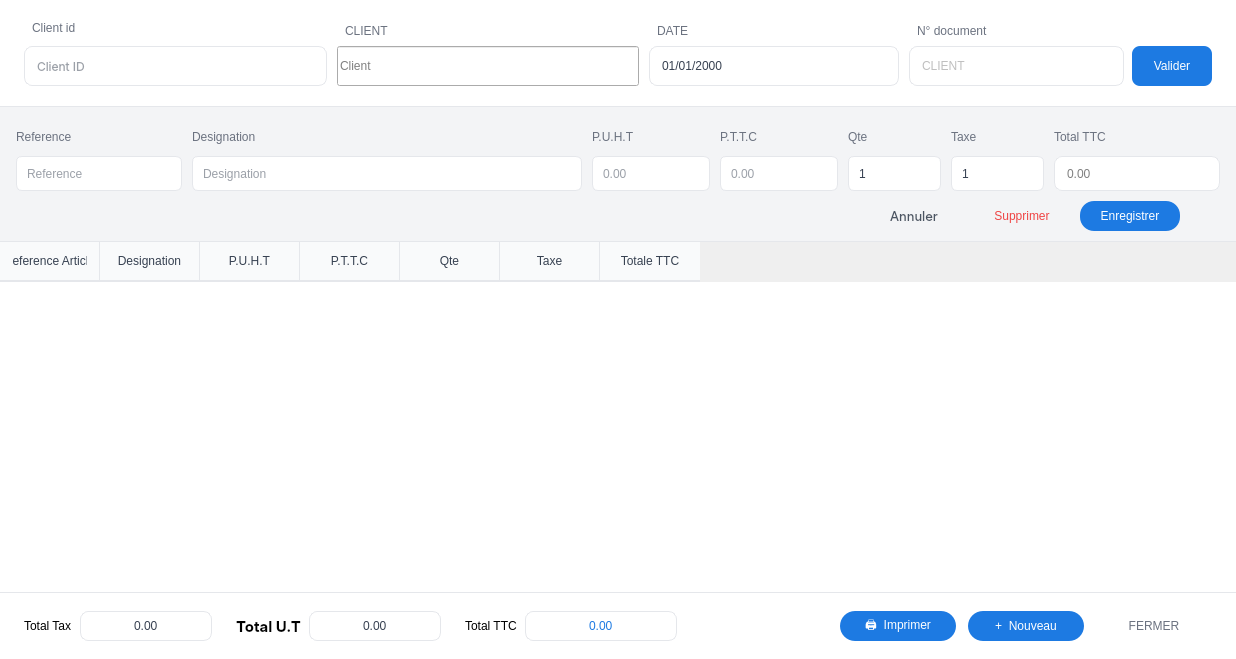
The window that program/windows/nouveau_doc/doc.ui (lak-barmajyat/ERP) describes before a commit, drawn with Qt 5.
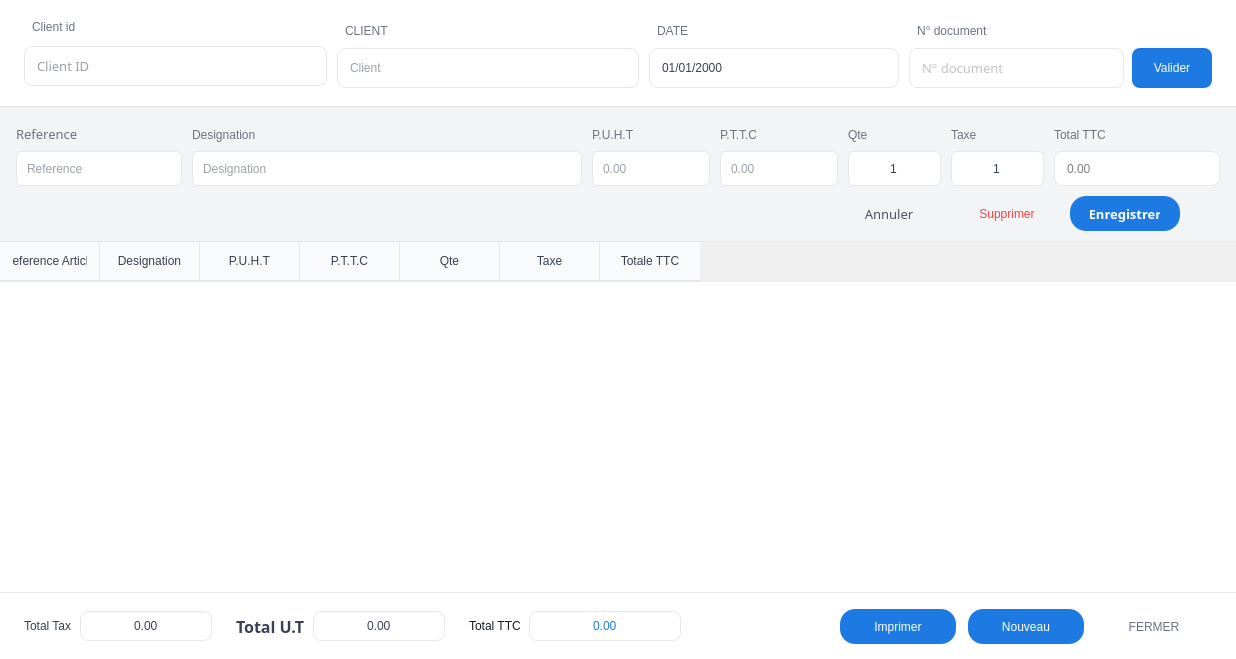
The same window after the commit. Icons and pictures are not drawn.

What changed in the file:
```diff
--- a/program/windows/nouveau_doc/doc.ui
+++ b/program/windows/nouveau_doc/doc.ui
@@ -93,13 +93,13 @@
         <number>24</number>
        </property>
        <property name="topMargin">
-        <number>20</number>
+        <number>18</number>
        </property>
        <property name="rightMargin">
         <number>24</number>
        </property>
        <property name="bottomMargin">
-        <number>20</number>
+        <number>18</number>
        </property>
        <item>
         <layout class="QVBoxLayout" name="verticalLayout">
@@ -156,11 +156,11 @@
            </property>
            <property name="font">
             <font>
-             <family>Inter</family>
-             <pointsize>9</pointsize>
-             <weight>50</weight>
+             <family>Overpass</family>
+             <pointsize>10</pointsize>
+             <weight>62</weight>
              <italic>false</italic>
-             <bold>false</bold>
+             <bold>true</bold>
             </font>
            </property>
            <property name="styleSheet">
@@ -229,22 +229,22 @@
             </size>
            </property>
            <property name="styleSheet">
-            <string notr="true">QLineEdit#clients_combobox { background-color: #ffffff; border: 1px solid #e5e7eb; border-radius: 8px; padding: 6px 10px; font: 400 9pt &quot;Inter&quot;; color: #374151; min-width: 120px; } 
+            <string notr="true">QLineEdit#clients_lineedit { background-color: #ffffff; border: 1px solid #e5e7eb; border-radius: 8px; padding: 6px 10px; font: 500 10pt &quot;Overpass&quot;; color: #374151; min-width: 120px; } 
 
 QLineEdit#clients_combobox:hover { border-color: #d1d5db; }
 
  QLineEdit#clients_combobox:focus { border-color: #1d7ae2; }
 
 /* --- Added Read-Only State --- */
-QLineEdit#clients_combobox[readOnly=&quot;true&quot;] {
+QLineEdit#clients_lineedit[readOnly=&quot;true&quot;] {
     background-color: #f9fafb;    /* Light grey &quot;locked&quot; background */
     color: #9ca3af;               /* Lighter grey text */
     border: 1px solid #f3f4f6;    /* Very faint border */
 }
 
 /* Prevents the hover/focus colors from appearing when read-only */
-QLineEdit#clients_combobox[readOnly=&quot;true&quot;]:hover,
-QLineEdit#clients_combobox[readOnly=&quot;true&quot;]:focus {
+QLineEdit#clients_lineedit[readOnly=&quot;true&quot;]:hover,
+QLineEdit#clients_lineedit[readOnly=&quot;true&quot;]:focus {
     border-color: #f3f4f6;
 }</string>
            </property>
@@ -368,13 +368,22 @@
                <height>40</height>
               </size>
              </property>
+             <property name="font">
+              <font>
+               <family>Overpass</family>
+               <pointsize>10</pointsize>
+               <weight>62</weight>
+               <italic>false</italic>
+               <bold>true</bold>
+              </font>
+             </property>
              <property name="styleSheet">
-              <string notr="true">QLineEdit#n_piece_editline { background-color: #ffffff; border: 1px solid #e5e7eb; border-radius: 8px; padding: 6px 10px; font: 400 9pt &quot;Inter&quot;; color: gray; min-width: 120px; } QLineEdit#n_piece_editline:hover { border-color: #d1d5db; } QLineEdit#n_piece_editline:focus { border-color: #1d7ae2; }
+              <string notr="true">QLineEdit#n_piece_editline { background-color: #ffffff; border: 1px solid #e5e7eb; border-radius: 8px; padding: 6px 10px; font: 500 10pt &quot;Overpass&quot;; color: rgb(132, 132, 132); min-width: 120px; } QLineEdit#n_piece_editline:hover { border-color: #d1d5db; } QLineEdit#n_piece_editline:focus { border-color: #1d7ae2; }
 
 /* --- Added Read-Only State --- */
 QLineEdit#n_piece_editline[readOnly=&quot;true&quot;] {
     background-color: #f9fafb;    /* Light grey &quot;locked&quot; background */
-    color: #9ca3af;               /* Lighter grey text */
+    color: rgb(132, 132, 132);               /* Lighter grey text */
     border: 1px solid #f3f4f6;    /* Very faint border */
 }
 
@@ -388,7 +397,7 @@
               <set>Qt::AlignLeading|Qt::AlignLeft|Qt::AlignVCenter</set>
              </property>
              <property name="placeholderText">
-              <string>CLIENT</string>
+              <string>N° document</string>
              </property>
             </widget>
            </item>
@@ -483,6 +492,15 @@
            </property>
            <item>
             <widget class="QLabel" name="entryRefLabel">
+             <property name="font">
+              <font>
+               <family>Overpass</family>
+               <pointsize>10</pointsize>
+               <weight>62</weight>
+               <italic>false</italic>
+               <bold>true</bold>
+              </font>
+             </property>
              <property name="styleSheet">
               <string notr="true">QLabel#entryRefLabel { color: #6b7280; font: 500 8pt &quot;Inter&quot;; background-color: transparent; }</string>
              </property>
@@ -704,7 +722,7 @@
               <string>1</string>
              </property>
              <property name="alignment">
-              <set>Qt::AlignLeading|Qt::AlignLeft|Qt::AlignVCenter</set>
+              <set>Qt::AlignCenter</set>
              </property>
             </widget>
            </item>
@@ -752,7 +770,7 @@
               <string>1</string>
              </property>
              <property name="alignment">
-              <set>Qt::AlignLeading|Qt::AlignLeft|Qt::AlignVCenter</set>
+              <set>Qt::AlignCenter</set>
              </property>
             </widget>
            </item>
@@ -852,19 +870,19 @@
           <widget class="QPushButton" name="annule">
            <property name="minimumSize">
             <size>
-             <width>100</width>
-             <height>30</height>
+             <width>110</width>
+             <height>35</height>
             </size>
            </property>
            <property name="maximumSize">
             <size>
-             <width>100</width>
-             <height>30</height>
+             <width>110</width>
+             <height>35</height>
             </size>
            </property>
            <property name="font">
             <font>
-             <family>Inter</family>
+             <family>Overpass</family>
              <pointsize>10</pointsize>
              <weight>50</weight>
              <italic>false</italic>
@@ -875,10 +893,36 @@
             <cursorShape>PointingHandCursor</cursorShape>
            </property>
            <property name="styleSheet">
-            <string notr="true">QPushButton#annule { background-color: transparent; border: none; color: #4b5563; font: 400 10pt &quot;Inter&quot;; padding: 5px 12px; border-radius: 4px; }
+            <string notr="true">QPushButton#annule {
+    background-color: transparent;
+    border: none;
+    color: #4b5563; /* Muted gray-blue */
+    font: 400 10pt &quot;Overpass&quot;;
+    padding: 5px 12px;
+    border-radius: 15px; /* Slightly smoother corners */
+    outline: none;
+}
 
+/* Hover State: Subtle lift */
+QPushButton#annule:hover {
+    color: #111827; /* Near black for contrast */
+	border: 1px solid #999999;
+    background-color: #f3f4f6; /* Soft gray wash */
+}
 
- QPushButton#annule:hover { color: #111827; background-color: #f3f4f6; }</string>
+/* Pressed State: Provides a physical &quot;click&quot; feedback */
+QPushButton#annule:pressed {
+    background-color: rgb(205, 207, 211); /* Slightly darker gray */
+    padding-top: 6px; /* Moves text down 1px to simulate a press */
+	border: 1px solid #999999;
+    padding-bottom: 4px;
+}
+
+/* Disabled State: Fades out when the action is unavailable */
+QPushButton#annule:disabled {
+    color: #d1d5db; /* Light gray &quot;ghost&quot; text */
+    background-color: transparent;
+}</string>
            </property>
            <property name="text">
             <string>Annuler</string>
@@ -889,21 +933,51 @@
           <widget class="QPushButton" name="suprimer">
            <property name="minimumSize">
             <size>
-             <width>100</width>
-             <height>30</height>
+             <width>110</width>
+             <height>35</height>
             </size>
            </property>
            <property name="maximumSize">
             <size>
-             <width>100</width>
-             <height>30</height>
+             <width>110</width>
+             <height>35</height>
             </size>
            </property>
            <property name="cursor">
             <cursorShape>PointingHandCursor</cursorShape>
            </property>
            <property name="styleSheet">
-            <string notr="true">QPushButton#suprimer { background-color: transparent; border: 1px solid transparent; color: #ef4444; font: 500 8pt &quot;Inter&quot;; padding: 5px 12px; border-radius: 6px; } QPushButton#suprimer:hover { color: #dc2626; background-color: #fef2f2; border-color: #fecaca; }</string>
+            <string notr="true">QPushButton#suprimer {
+    background-color: transparent;
+    border: 1px solid transparent;
+    color: #ef4444; /* Standard Red */
+    font: 600 10pt &quot;Overpass&quot;; /* Slightly bolder for &quot;Danger&quot; actions */
+    padding: 5px 15px;
+    border-radius: 16px;
+    outline: none;
+}
+
+/* Hover State: Becomes a &quot;Soft Red&quot; button */
+QPushButton#suprimer:hover {
+    color: #dc2626; /* Deeper red */
+    background-color: #fef2f2; /* Very light rose wash */
+    border: 1px solid #fecaca; /* Soft pink border */
+}
+
+/* Pressed State: Feels like the button is being pushed into the page */
+QPushButton#suprimer:pressed {
+    background-color: #fee2e2; /* Darker rose wash */
+    border-color: #fca5a5;
+    padding-top: 6px; /* Tactile &quot;click&quot; effect */
+    padding-bottom: 4px;
+}
+
+/* Disabled State: Prevents accidental clicks when action is locked */
+QPushButton#suprimer:disabled {
+    background-color: transparent;
+    color: #e5e7eb; /* Faded grey */
+    border: 1px solid transparent;
+}</string>
            </property>
            <property name="text">
             <string>Supprimer</string>
@@ -914,21 +988,30 @@
           <widget class="QPushButton" name="enrgistrer">
            <property name="minimumSize">
             <size>
-             <width>100</width>
-             <height>30</height>
+             <width>110</width>
+             <height>35</height>
             </size>
            </property>
            <property name="maximumSize">
             <size>
-             <width>100</width>
-             <height>30</height>
+             <width>110</width>
+             <height>35</height>
             </size>
            </property>
+           <property name="font">
+            <font>
+             <family>Overpass</family>
+             <pointsize>10</pointsize>
+             <weight>75</weight>
+             <italic>false</italic>
+             <bold>true</bold>
+            </font>
+           </property>
            <property name="cursor">
             <cursorShape>PointingHandCursor</cursorShape>
            </property>
            <property name="styleSheet">
-            <string notr="true">QPushButton#enrgistrer { background-color: #1d7ae2; border: none; border-radius: 14px; color: #ffffff; font: 600 8pt &quot;Inter&quot;; padding: 6px 20px; } QPushButton#enrgistrer:hover { background-color: #1a6fcb; } QPushButton#enrgistrer:pressed { background-color: #155bbf; }</string>
+            <string notr="true">QPushButton#enrgistrer { background-color: #1d7ae2; border: none; border-radius: 16px; color: #ffffff; font: 600 10pt &quot;Overpass&quot;; padding: 6px 20px; } QPushButton#enrgistrer:hover { background-color: #1a6fcb; } QPushButton#enrgistrer:pressed { background-color: #155bbf; }</string>
            </property>
            <property name="text">
             <string>Enregistrer</string>
@@ -1126,7 +1209,7 @@
               </size>
              </property>
              <property name="styleSheet">
-              <string notr="true">QLabel#totalTaxLabel { color: #374151; font: 600 11pt &quot;Inter&quot;; background-color: transparent; }</string>
+              <string notr="true">QLabel#label_5 { color: #374151; font: 650 12pt &quot;Overpass&quot;; background-color: transparent; }</string>
              </property>
              <property name="text">
               <string>Total Tax</string>
@@ -1184,15 +1267,15 @@
              </property>
              <property name="font">
               <font>
-               <family>Inter</family>
-               <pointsize>11</pointsize>
-               <weight>75</weight>
+               <family>Overpass</family>
+               <pointsize>12</pointsize>
+               <weight>81</weight>
                <italic>false</italic>
                <bold>true</bold>
               </font>
              </property>
              <property name="styleSheet">
-              <string notr="true">QLabel#totalUTLabel { color: #374151; font: 600 11pt &quot;Inter&quot;; background-color: transparent; }</string>
+              <string notr="true">QLabel#label_10 { color: #374151; font: 650 12pt &quot;Overpass&quot;; background-color: transparent; }</string>
              </property>
              <property name="text">
               <string>Total U.T</string>
@@ -1249,7 +1332,7 @@
               </size>
              </property>
              <property name="styleSheet">
-              <string notr="true">QLabel#totalTTCLabel { color: #111827; font: 700 12pt &quot;Inter&quot;; background-color: transparent; }</string>
+              <string notr="true">QLabel#label_7 { color: #111827; font: 650 12pt &quot;Overpass&quot;; background-color: transparent; }</string>
              </property>
              <property name="text">
               <string>Total TTC</string>
@@ -1305,52 +1388,79 @@
         </spacer>
        </item>
        <item>
-        <widget class="QPushButton" name="btn_imprimer">
+        <widget class="QToolButton" name="btn_imprimer">
          <property name="minimumSize">
           <size>
            <width>116</width>
-           <height>30</height>
+           <height>35</height>
           </size>
          </property>
          <property name="maximumSize">
           <size>
            <width>116</width>
-           <height>30</height>
+           <height>35</height>
           </size>
          </property>
          <property name="cursor">
           <cursorShape>PointingHandCursor</cursorShape>
          </property>
          <property name="styleSheet">
-          <string notr="true">QPushButton#btn_imprimer { background-color: #1d7ae2; border: none; border-radius: 15px; color: #ffffff; font: 600 9pt &quot;Inter&quot;; padding: 8px 20px; } QPushButton#btn_imprimer:hover { background-color: #1a6fcb; } QPushButton#btn_imprimer:pressed { background-color: #155bbf; }</string>
+          <string notr="true">QToolButton#btn_imprimer { background-color: #1d7ae2; border: none; border-radius: 15px; color: #ffffff; font: 600 10pt &quot;Overpass&quot;; padding: 8px 20px;text-align: center; } QToolButton#btn_imprimer:hover { background-color: #1a6fcb; } QToolButton#btn_imprimer:pressed { background-color: #155bbf; }</string>
          </property>
          <property name="text">
-          <string>🖨  Imprimer</string>
+          <string>Imprimer</string>
+         </property>
+         <property name="iconSize">
+          <size>
+           <width>16</width>
+           <height>16</height>
+          </size>
+         </property>
+         <property name="toolButtonStyle">
+          <enum>Qt::ToolButtonTextBesideIcon</enum>
          </property>
         </widget>
        </item>
        <item>
-        <widget class="QPushButton" name="btn_nouveau">
+        <widget class="QToolButton" name="btn_nouveau">
          <property name="minimumSize">
           <size>
            <width>116</width>
-           <height>30</height>
+           <height>35</height>
           </size>
          </property>
          <property name="maximumSize">
           <size>
            <width>116</width>
-           <height>30</height>
+           <height>35</height>
           </size>
          </property>
          <property name="cursor">
           <cursorShape>PointingHandCursor</cursorShape>
          </property>
          <property name="styleSheet">
-          <string notr="true">QPushButton#btn_nouveau { background-color: #1d7ae2; border: none; border-radius: 15px; color: #ffffff; font: 600 9pt &quot;Inter&quot;; padding: 8px 20px; } QPushButton#btn_nouveau:hover { background-color: #1a6fcb; } QPushButton#btn_nouveau:pressed { background-color: #155bbf; }</string>
+          <string notr="true">QToolButton#btn_nouveau { background-color: #1d7ae2; border: none; border-radius: 15px; color: #ffffff; font: 600 10pt &quot;Overpass&quot;; padding: 8px 20px; } QToolButton#btn_nouveau:hover { background-color: #1a6fcb; } QToolButton#btn_nouveau:pressed { background-color: #155bbf; }</string>
          </property>
          <property name="text">
-          <string>+  Nouveau</string>
+          <string>Nouveau</string>
+         </property>
+         <property name="iconSize">
+          <size>
+           <width>16</width>
+           <height>16</height>
+          </size>
+         </property>
+         <property name="popupMode">
+          <enum>QToolButton::DelayedPopup</enum>
+         </property>
+         <property name="toolButtonStyle">
+          <enum>Qt::ToolButtonTextBesideIcon</enum>
+         </property>
+         <property name="autoRaise">
+          <bool>true</bool>
+         </property>
+         <property name="arrowType">
+          <enum>Qt::NoArrow</enum>
          </property>
         </widget>
        </item>
@@ -1359,13 +1469,13 @@
          <property name="minimumSize">
           <size>
            <width>116</width>
-           <height>30</height>
+           <height>35</height>
           </size>
          </property>
          <property name="maximumSize">
           <size>
            <width>116</width>
-           <height>30</height>
+           <height>35</height>
           </size>
          </property>
          <property name="cursor">
```
Left out of the diff: 62 changed lines with no effect on the pictures.
